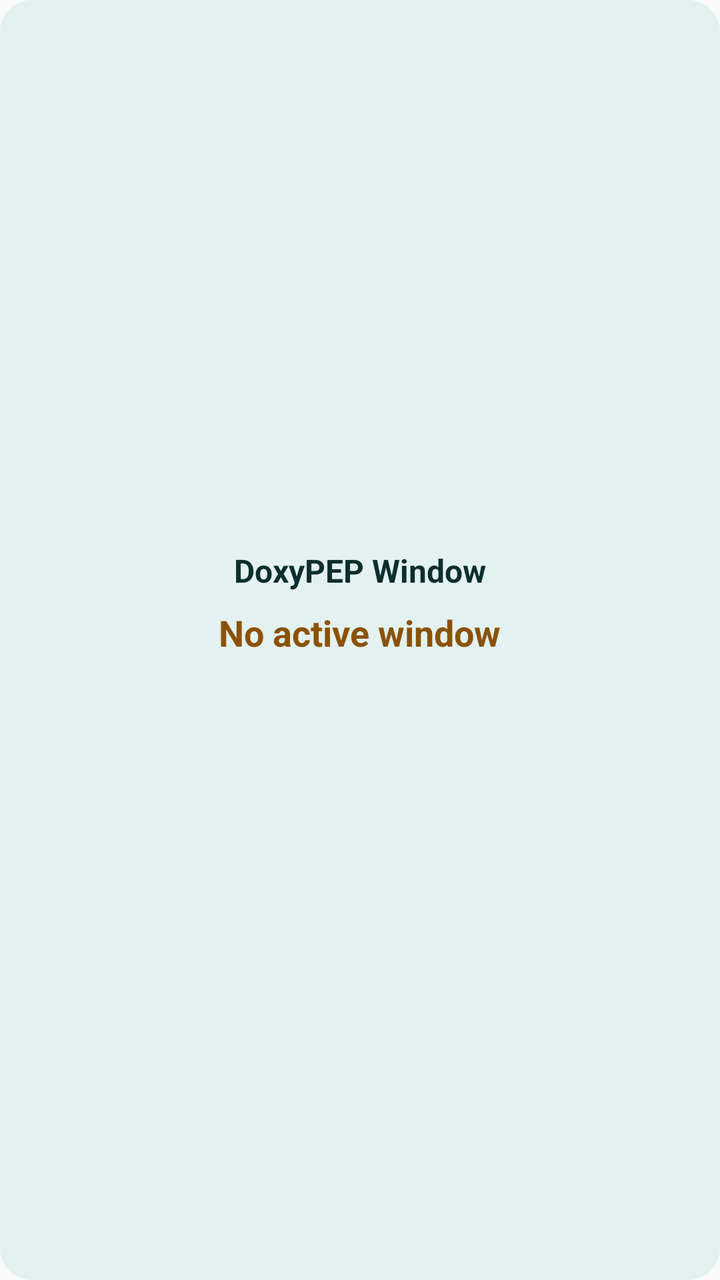
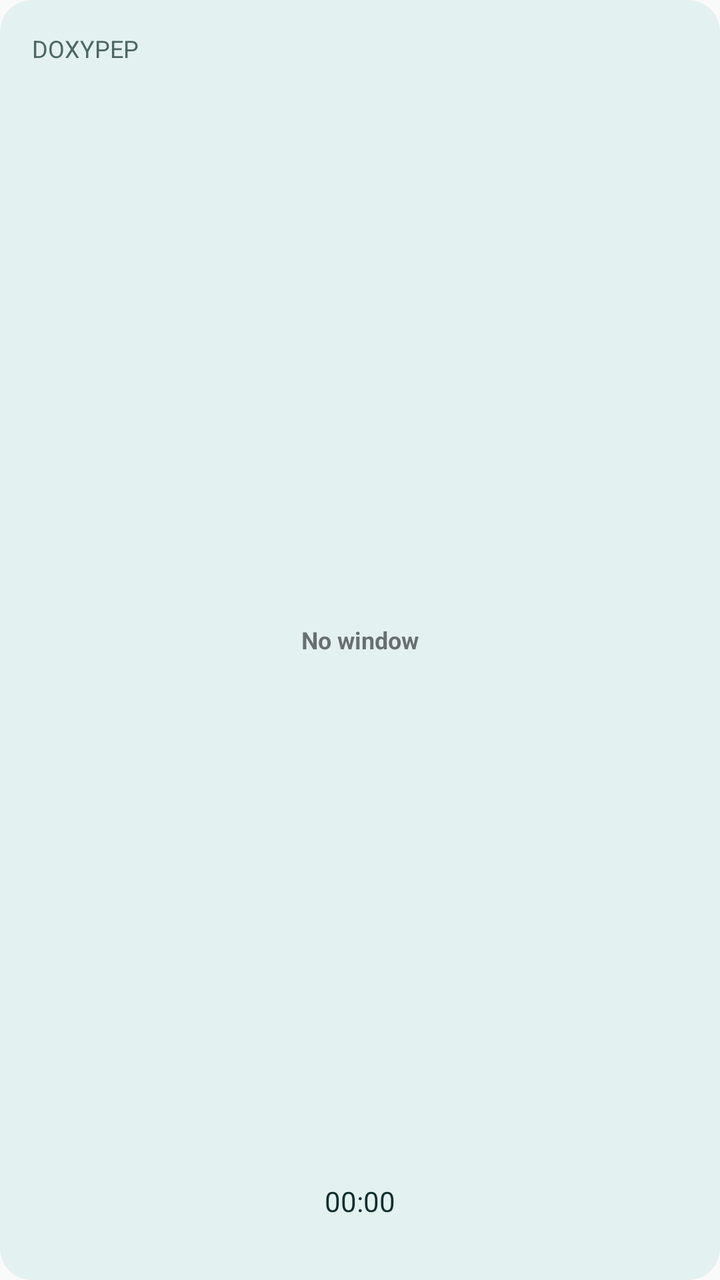

Before-and-after screenshots of an Android layout around one commit, followed by the original layout XML and the change that was made.
<!-- AndroidManifest.xml: application theme AppTheme -->
<!-- res/layout/doxy_pep_widget.xml -->
<?xml version="1.0" encoding="utf-8"?>
<LinearLayout xmlns:android="http://schemas.android.com/apk/res/android"
    android:id="@+id/widget_root"
    android:layout_width="match_parent"
    android:layout_height="match_parent"
    android:orientation="vertical"
    android:padding="16dp"
    android:background="@drawable/widget_background"
    android:gravity="center">

    <TextView
        android:id="@+id/widget_doxy_title"
        android:layout_width="wrap_content"
        android:layout_height="wrap_content"
        android:text="DoxyPEP Window"
        android:textSize="16sp"
        android:textColor="@color/widget_text_primary"
        android:textStyle="bold"
        android:maxLines="1"
        android:ellipsize="end"
        android:breakStrategy="simple" />

    <TextView
        android:id="@+id/widget_doxy_status"
        android:layout_width="wrap_content"
        android:layout_height="wrap_content"
        android:layout_marginTop="8dp"
        android:text="No active window"
        android:textSize="18sp"
        android:textColor="@color/widget_warn"
        android:textStyle="bold"
        android:maxLines="2"
        android:ellipsize="end"
        android:breakStrategy="simple" />

    <TextView
        android:id="@+id/widget_doxy_countdown"
        android:layout_width="wrap_content"
        android:layout_height="wrap_content"
        android:layout_marginTop="4dp"
        android:text=""
        android:textSize="12sp"
        android:textColor="@color/widget_text_muted"
        android:maxLines="1"
        android:ellipsize="end"
        android:breakStrategy="simple" />

    
    <TextView
        android:id="@+id/widget_doxy_evidence"
        android:layout_width="wrap_content"
        android:layout_height="wrap_content"
        android:layout_marginTop="2dp"
        android:text=""
        android:textSize="11sp"
        android:textColor="@color/widget_text_muted"
        android:maxLines="2"
        android:ellipsize="end"
        android:breakStrategy="simple" />
</LinearLayout>
<!-- resources referenced by this layout -->
<resources>
  <color name="widget_text_muted">#4C6664</color>
  <color name="widget_text_primary">#0C2E2D</color>
  <color name="widget_warn">#8A5200</color>
  <!-- drawable widget_background (drawable) -->
  <?xml version="1.0" encoding="utf-8"?>
  <shape xmlns:android="http://schemas.android.com/apk/res/android"
      android:shape="rectangle">
      <solid android:color="@color/widget_bg" />
      <corners android:radius="16dp" />
  </shape>
  <style name="AppTheme" parent="Theme.AppCompat.Light.DarkActionBar">
          
          <item name="colorPrimary">@color/colorPrimary</item>
          <item name="colorPrimaryDark">@color/colorPrimaryDark</item>
          <item name="colorAccent">@color/colorAccent</item>
          <item name="android:statusBarColor">@android:color/transparent</item>
          <item name="android:navigationBarColor">@android:color/transparent</item>
      </style>
  <color name="widget_bg">#E3F1F0</color>
</resources>

<!-- the commit's change to res/layout/doxy_pep_widget.xml (unified diff, before → after) -->
@@ -1,60 +1,68 @@
 <?xml version="1.0" encoding="utf-8"?>
-<LinearLayout xmlns:android="http://schemas.android.com/apk/res/android"
+<FrameLayout xmlns:android="http://schemas.android.com/apk/res/android"
     android:id="@+id/widget_root"
     android:layout_width="match_parent"
     android:layout_height="match_parent"
-    android:orientation="vertical"
     android:padding="16dp"
-    android:background="@drawable/widget_background"
-    android:gravity="center">
+    android:background="@drawable/widget_background">
 
     <TextView
         android:id="@+id/widget_doxy_title"
         android:layout_width="wrap_content"
         android:layout_height="wrap_content"
-        android:text="DoxyPEP Window"
-        android:textSize="16sp"
-        android:textColor="@color/widget_text_primary"
+        android:layout_gravity="top|start"
+        android:text="DOXYPEP"
+        android:textSize="12sp"
+        android:textColor="@color/widget_text_muted"
+        android:maxLines="2"
+        android:ellipsize="end"
+        android:breakStrategy="simple" />
+
+    
+    <ProgressBar
+        android:id="@+id/widget_doxy_ring"
+        style="@style/ShosWidgetRing"
+        android:layout_width="64dp"
+        android:layout_height="64dp"
+        android:layout_gravity="center"
+        android:rotation="-90"
+        android:max="100" />
+
+    
+    <TextView
+        android:id="@+id/widget_doxy_status"
+        android:layout_width="wrap_content"
+        android:layout_height="wrap_content"
+        android:layout_gravity="center"
+        android:text="No window"
+        android:textSize="12sp"
         android:textStyle="bold"
         android:maxLines="1"
         android:ellipsize="end"
         android:breakStrategy="simple" />
 
-    <TextView
-        android:id="@+id/widget_doxy_status"
-        android:layout_width="wrap_content"
-        android:layout_height="wrap_content"
-        android:layout_marginTop="8dp"
-        android:text="No active window"
-        android:textSize="18sp"
-        android:textColor="@color/widget_warn"
-        android:textStyle="bold"
-        android:maxLines="2"
-        android:ellipsize="end"
-        android:breakStrategy="simple" />
-
-    <TextView
+    
+    <Chronometer
         android:id="@+id/widget_doxy_countdown"
         android:layout_width="wrap_content"
         android:layout_height="wrap_content"
-        android:layout_marginTop="4dp"
-        android:text=""
-        android:textSize="12sp"
-        android:textColor="@color/widget_text_muted"
-        android:maxLines="1"
-        android:ellipsize="end"
-        android:breakStrategy="simple" />
+        android:layout_gravity="bottom|center_horizontal"
+        android:layout_marginBottom="14dp"
+        android:textSize="14sp"
+        android:textColor="@color/widget_text_primary"
+        android:clickable="false"
+        android:focusable="false" />
 
     
     <TextView
         android:id="@+id/widget_doxy_evidence"
         android:layout_width="wrap_content"
         android:layout_height="wrap_content"
-        android:layout_marginTop="2dp"
+        android:layout_gravity="bottom|center_horizontal"
         android:text=""
         android:textSize="11sp"
         android:textColor="@color/widget_text_muted"
-        android:maxLines="2"
+        android:maxLines="1"
         android:ellipsize="end"
         android:breakStrategy="simple" />
-</LinearLayout>
+</FrameLayout>
<!-- resource entries referenced after the edit -->
@@ -2,7 +2,6 @@
 <resources>
   <color name="widget_text_muted">#4C6664</color>
   <color name="widget_text_primary">#0C2E2D</color>
-  <color name="widget_warn">#8A5200</color>
   <!-- drawable widget_background (drawable) -->
   <?xml version="1.0" encoding="utf-8"?>
   <shape xmlns:android="http://schemas.android.com/apk/res/android"
@@ -10,6 +9,12 @@
       <solid android:color="@color/widget_bg" />
       <corners android:radius="16dp" />
   </shape>
+  <style name="ShosWidgetRing" parent="@android:style/Widget.ProgressBar.Horizontal">
+          <item name="android:progressDrawable">@drawable/widget_ring</item>
+          <item name="android:maxHeight">0dp</item>
+          <item name="android:minHeight">0dp</item>
+          <item name="android:indeterminateOnly">false</item>
+      </style>
   <style name="AppTheme" parent="Theme.AppCompat.Light.DarkActionBar">
           
           <item name="colorPrimary">@color/colorPrimary</item>
@@ -19,5 +24,35 @@
           <item name="android:navigationBarColor">@android:color/transparent</item>
       </style>
   <color name="widget_bg">#E3F1F0</color>
+  <!-- drawable widget_ring (drawable) -->
+  <?xml version="1.0" encoding="utf-8"?>
+  <layer-list xmlns:android="http://schemas.android.com/apk/res/android">
+      <item
+          android:id="@android:id/background"
+          android:drawable="@drawable/widget_ring_track" />
+      <item
+          android:id="@android:id/progress"
+          android:drawable="@drawable/widget_ring_arc" />
+  </layer-list>
+  <!-- drawable widget_ring_track (drawable) -->
+  <?xml version="1.0" encoding="utf-8"?>
+  <shape xmlns:android="http://schemas.android.com/apk/res/android"
+      android:shape="ring"
+      android:innerRadius="24dp"
+      android:thickness="8dp"
+      android:useLevel="true">
+      <solid android:color="@color/widget_ring_track" />
+  </shape>
+  <!-- drawable widget_ring_arc (drawable) -->
+  <?xml version="1.0" encoding="utf-8"?>
+  <shape xmlns:android="http://schemas.android.com/apk/res/android"
+      android:shape="ring"
+      android:innerRadius="24dp"
+      android:thickness="8dp"
+      android:useLevel="true">
+      <solid android:color="@color/widget_good" />
+  </shape>
+  <color name="widget_ring_track">#5A8C88</color>
+  <color name="widget_good">#0B6B33</color>
 </resources>
 
